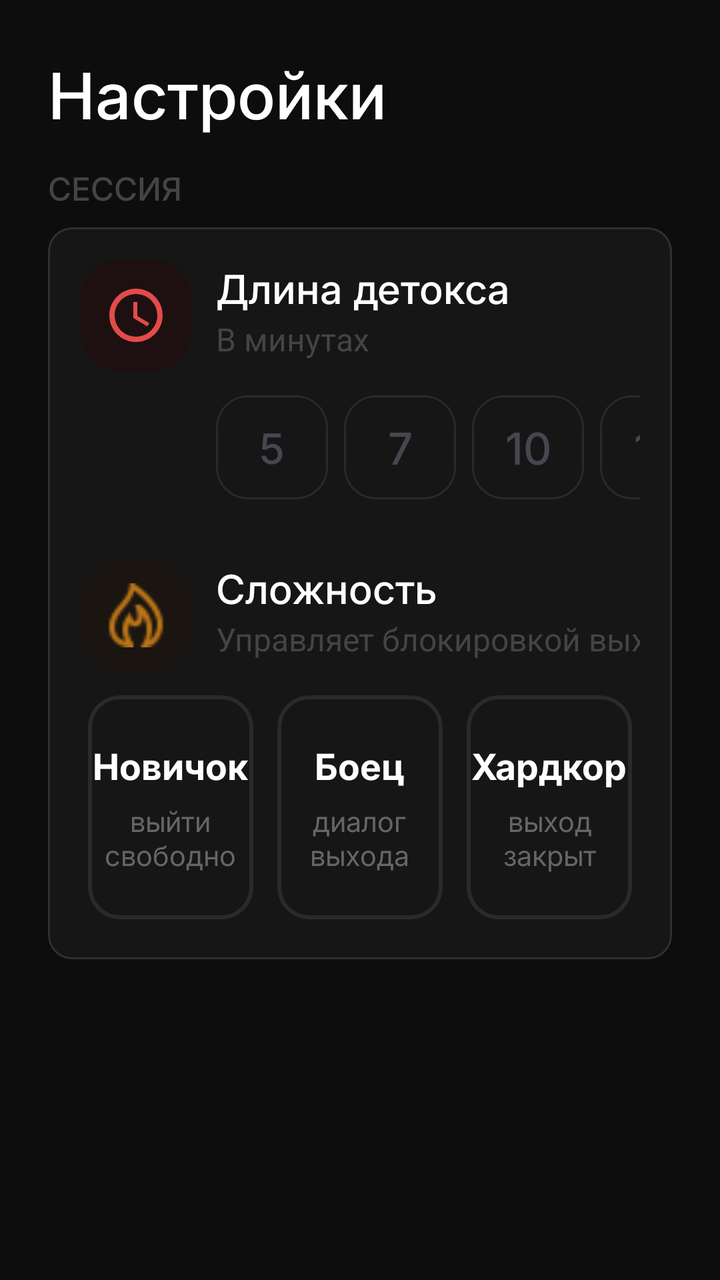
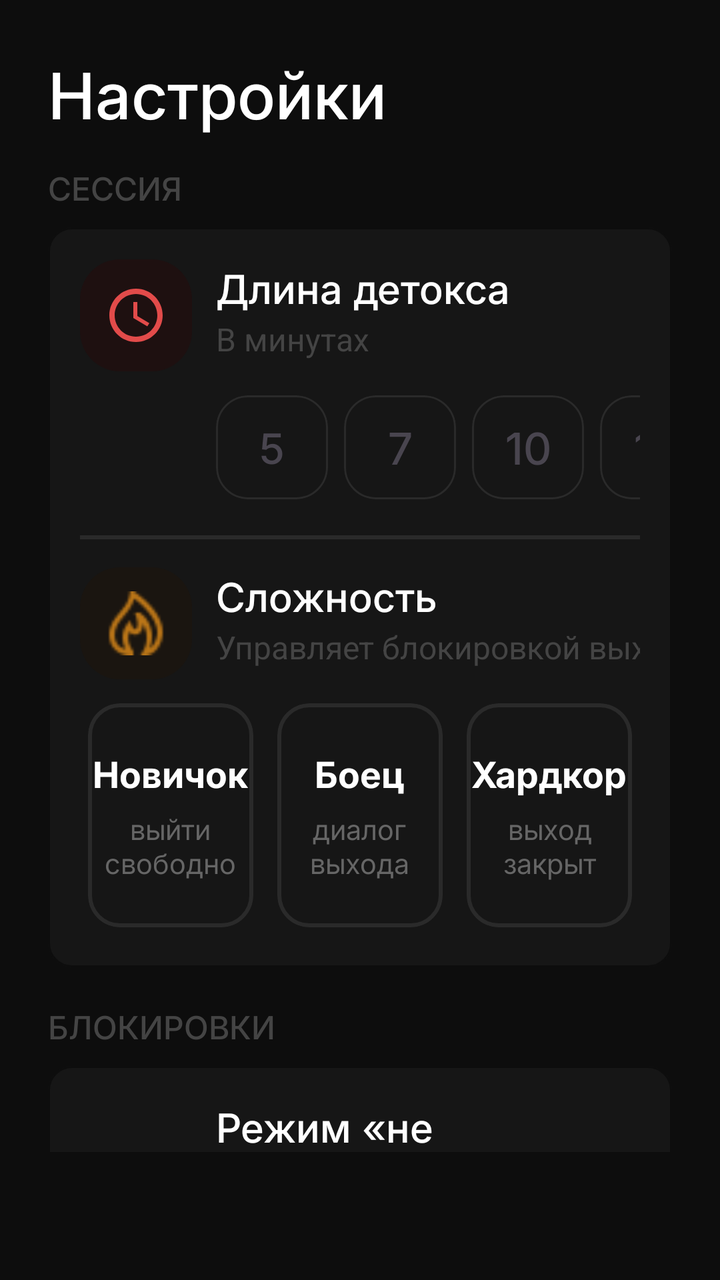

Before-and-after screenshots of an Android layout around one commit, followed by the original layout XML and the change that was made.
<!-- AndroidManifest.xml: application theme Theme.BoredomFocus -->
<!-- res/layout/fragment_settings.xml -->
<?xml version="1.0" encoding="utf-8"?>
<androidx.constraintlayout.widget.ConstraintLayout xmlns:android="http://schemas.android.com/apk/res/android"
    xmlns:tools="http://schemas.android.com/tools"
    android:layout_width="match_parent"
    android:layout_height="match_parent"
    xmlns:app="http://schemas.android.com/apk/res-auto"
    android:background="#0D0D0D"
    tools:context=".ui.SettingsFragment">

    <androidx.core.widget.NestedScrollView
        android:layout_width="0dp"
        android:layout_height="0dp"
        app:layout_constraintBottom_toTopOf="@id/SettingsBottomNavLine"
        app:layout_constraintEnd_toEndOf="parent"
        app:layout_constraintStart_toStartOf="parent"
        app:layout_constraintTop_toTopOf="parent"
        app:layout_constraintHorizontal_bias="0.5">

        <androidx.constraintlayout.widget.ConstraintLayout
            android:layout_width="match_parent"
            android:layout_height="wrap_content"
            android:padding="24dp">

            <TextView
                android:id="@+id/tvSettings"
                android:layout_width="wrap_content"
                android:layout_height="wrap_content"
                android:fontFamily="@font/inter_medium"
                android:text="Настройки"
                android:textColor="@color/white"
                android:textSize="32sp"
                app:layout_constraintStart_toStartOf="parent"
                app:layout_constraintTop_toTopOf="parent" />

            <TextView
                android:id="@+id/tvSettingsSessionWord"
                android:layout_width="wrap_content"
                android:layout_height="wrap_content"
                android:fontFamily="@font/inter_medium"
                android:text="сессия"
                android:textAllCaps="true"
                android:textColor="#444444"
                android:textSize="16sp"
                android:layout_marginTop="12dp"
                app:layout_constraintStart_toStartOf="parent"
                app:layout_constraintTop_toBottomOf="@+id/tvSettings" />

            <com.google.android.material.card.MaterialCardView
                android:id="@+id/cardSettingsSession"
                android:layout_width="match_parent"
                android:layout_height="wrap_content"
                android:layout_marginTop="8dp"
                android:backgroundTint="#161616"
                app:layout_constraintEnd_toEndOf="parent"
                app:layout_constraintHorizontal_bias="0.5"
                app:layout_constraintStart_toStartOf="parent"
                app:layout_constraintTop_toBottomOf="@+id/tvSettingsSessionWord"
                app:strokeColor="#303030">

                <androidx.constraintlayout.widget.ConstraintLayout
                    android:id="@+id/cardSettingsSessionContent"
                    android:layout_width="match_parent"
                    android:layout_height="match_parent"
                    android:padding="16dp">

                    <FrameLayout
                        android:id="@+id/flSettingsTimeIconContainer"
                        android:layout_width="56dp"
                        android:layout_height="56dp"
                        android:background="@drawable/bg_ic_notification_off"
                        app:layout_constraintStart_toStartOf="parent"
                        app:layout_constraintTop_toTopOf="parent">

                        <ImageView
                            android:id="@+id/ivSettingsTimeIcon"
                            android:layout_width="32dp"
                            android:layout_height="32dp"
                            android:layout_gravity="center"
                            android:src="@drawable/ic_time" />
                    </FrameLayout>

                    <TextView
                        android:id="@+id/tvSettingsTimeWord1"
                        android:layout_width="wrap_content"
                        android:layout_height="wrap_content"
                        android:layout_marginStart="12dp"
                        android:fontFamily="@font/inter_medium"
                        android:text="Длина детокса"
                        android:textColor="@color/white"
                        android:textSize="20sp"
                        app:layout_constraintStart_toEndOf="@+id/flSettingsTimeIconContainer"
                        app:layout_constraintTop_toTopOf="@+id/flSettingsTimeIconContainer" />

                    <TextView
                        android:id="@+id/tvSettingsTimeWord2"
                        android:layout_width="wrap_content"
                        android:layout_height="wrap_content"
                        android:text="В минутах"
                        android:textColor="#444444"
                        android:textSize="16sp"
                        android:layout_marginStart="12dp"
                        app:layout_constraintStart_toEndOf="@+id/flSettingsTimeIconContainer"
                        app:layout_constraintTop_toBottomOf="@+id/tvSettingsTimeWord1" />

                    <LinearLayout
                        android:id="@+id/llSettingsTimeButtons"
                        android:layout_width="0dp"
                        android:layout_height="wrap_content"
                        android:layout_marginStart="12dp"
                        android:layout_marginTop="8dp"
                        android:orientation="horizontal"
                        android:paddingVertical="4dp"
                        app:layout_constraintEnd_toEndOf="parent"
                        app:layout_constraintStart_toEndOf="@+id/flSettingsTimeIconContainer"
                        app:layout_constraintTop_toBottomOf="@+id/flSettingsTimeIconContainer">

                        <com.google.android.material.card.MaterialCardView
                            android:id="@+id/cardTimeFive"
                            style="@style/DurationChoiceStyle">

                            <TextView
                                android:layout_width="match_parent"
                                android:layout_height="match_parent"
                                android:fontFamily="@font/inter_medium"
                                android:gravity="center"
                                android:text="5"
                                android:textSize="21sp" />

                        </com.google.android.material.card.MaterialCardView>

                        <com.google.android.material.card.MaterialCardView
                            android:id="@+id/cardTimeSeven"
                            style="@style/DurationChoiceStyle">

                            <TextView
                                android:layout_width="match_parent"
                                android:layout_height="match_parent"
                                android:fontFamily="@font/inter_medium"
                                android:gravity="center"
                                android:text="7"
                                android:textSize="22sp" />

                        </com.google.android.material.card.MaterialCardView>

                        <com.google.android.material.card.MaterialCardView
                            android:id="@+id/cardTimeTen"
                            style="@style/DurationChoiceStyle">

                            <TextView
                                android:layout_width="match_parent"
                                android:layout_height="match_parent"
                                android:fontFamily="@font/inter_medium"
                                android:gravity="center"
                                android:text="10"
                                android:textSize="22sp" />

                        </com.google.android.material.card.MaterialCardView>

                        <com.google.android.material.card.MaterialCardView
                            android:id="@+id/cardTimeFifteen"
                            style="@style/DurationChoiceStyle">

                            <TextView
                                android:layout_width="match_parent"
                                android:layout_height="match_parent"
                                android:fontFamily="@font/inter_medium"
                                android:gravity="center"
                                android:text="15"
                                android:textSize="22sp" />

                        </com.google.android.material.card.MaterialCardView>

                    </LinearLayout>

                    <FrameLayout
                        android:id="@+id/flSettingsDifficultyIconContainer"
                        android:layout_width="56dp"
                        android:layout_height="56dp"
                        android:layout_marginTop="26dp"
                        android:background="@drawable/bg_icon_orange"
                        app:layout_constraintStart_toStartOf="parent"
                        app:layout_constraintTop_toBottomOf="@+id/llSettingsTimeButtons">

                        <ImageView
                            android:id="@+id/ivSettingsDifficultyIcon"
                            android:layout_width="32dp"
                            android:layout_height="32dp"
                            android:layout_gravity="center"
                            android:src="@drawable/ic_fire" />
                    </FrameLayout>

                    <TextView
                        android:id="@+id/tvSettingsDifficultyWord1"
                        android:layout_width="wrap_content"
                        android:layout_height="wrap_content"
                        android:fontFamily="@font/inter_medium"
                        android:text="Сложность"
                        android:textColor="@color/white"
                        android:textSize="20sp"
                        android:layout_marginStart="12dp"
                        app:layout_constraintStart_toEndOf="@+id/flSettingsDifficultyIconContainer"
                        app:layout_constraintTop_toTopOf="@+id/flSettingsDifficultyIconContainer" />

                    <TextView
                        android:id="@+id/tvSettingsDifficultyWord2"
                        android:layout_width="wrap_content"
                        android:layout_height="wrap_content"
                        android:text="Управляет блокировкой выхода"
                        android:textColor="#444444"
                        android:textSize="16sp"
                        android:layout_marginStart="12dp"
                        app:layout_constraintStart_toEndOf="@+id/flSettingsDifficultyIconContainer"
                        app:layout_constraintTop_toBottomOf="@+id/tvSettingsDifficultyWord1" />

                    <LinearLayout
                        android:id="@+id/llSettingsDifficultyButtons"
                        android:layout_width="0dp"
                        android:layout_height="wrap_content"
                        android:layout_marginTop="8dp"
                        android:orientation="horizontal"
                        android:paddingVertical="4dp"
                        android:paddingHorizontal="4dp"
                        app:layout_constraintEnd_toEndOf="parent"
                        app:layout_constraintStart_toStartOf="parent"
                        app:layout_constraintTop_toBottomOf="@+id/flSettingsDifficultyIconContainer">

                        <com.google.android.material.card.MaterialCardView
                            android:id="@+id/cardDifficultyBeginner"
                            android:layout_width="0dp"
                            android:layout_height="wrap_content"
                            android:layout_weight="1"
                            app:cardBackgroundColor="@android:color/transparent"
                            app:cardCornerRadius="16dp"
                            app:strokeColor="@color/card_unselected"
                            app:strokeWidth="2dp">

                            <LinearLayout
                                android:layout_width="match_parent"
                                android:layout_height="match_parent"
                                android:gravity="center"
                                android:paddingVertical="22dp"
                                android:orientation="vertical">

                                <TextView
                                    android:id="@+id/tvDifficultyBeginner"
                                    android:layout_width="wrap_content"
                                    android:layout_height="wrap_content"
                                    android:fontFamily="@font/inter_bold"
                                    android:text="Новичок"
                                    android:textColor="@color/white"
                                    android:textSize="18sp" />

                                <TextView
                                    android:id="@+id/tvDifficultyBeginner2"
                                    android:layout_width="wrap_content"
                                    android:layout_height="wrap_content"
                                    android:fontFamily="@font/inter_regular"
                                    android:gravity="center"
                                    android:layout_marginTop="4dp"
                                    android:text="выйти\nсвободно"
                                    android:textColor="#666666"
                                    android:textSize="14sp" />

                            </LinearLayout>

                        </com.google.android.material.card.MaterialCardView>

                        <com.google.android.material.card.MaterialCardView
                            android:id="@+id/cardDifficultyFighter"
                            android:layout_width="0dp"
                            android:layout_height="wrap_content"
                            android:layout_weight="1"
                            android:layout_marginStart="12dp"
                            android:layout_marginEnd="12dp"
                            app:cardBackgroundColor="@android:color/transparent"
                            app:cardCornerRadius="16dp"
                            app:strokeColor="@color/card_unselected"
                            app:strokeWidth="2dp">

                            <LinearLayout
                                android:layout_width="match_parent"
                                android:layout_height="match_parent"
                                android:gravity="center"
                                android:paddingVertical="22dp"
                                android:orientation="vertical">

                                <TextView
                                    android:id="@+id/tvDifficultyFighter"
                                    android:layout_width="wrap_content"
                                    android:layout_height="wrap_content"
                                    android:fontFamily="@font/inter_bold"
                                    android:text="Боец"
                                    android:textColor="@color/white"
                                    android:textSize="18sp" />

                                <TextView
                                    android:id="@+id/tvDifficultyFighter2"
                                    android:layout_width="wrap_content"
                                    android:layout_height="wrap_content"
                                    android:fontFamily="@font/inter_regular"
                                    android:gravity="center"
                                    android:layout_marginTop="4dp"
                                    android:text="диалог\nвыхода"
                                    android:textColor="#666666"
                                    android:textSize="14sp" />

                            </LinearLayout>

                        </com.google.android.material.card.MaterialCardView>

                        <com.google.android.material.card.MaterialCardView
                            android:id="@+id/cardDifficultyHardcore"
                            android:layout_width="0dp"
                            android:layout_height="wrap_content"
                            android:layout_weight="1"
                            app:cardBackgroundColor="@android:color/transparent"
                            app:cardCornerRadius="16dp"
                            app:strokeColor="@color/card_unselected"
                            app:strokeWidth="2dp">

                            <LinearLayout
                                android:layout_width="match_parent"
                                android:layout_height="match_parent"
                                android:gravity="center"
                                android:paddingVertical="22dp"
                                android:orientation="vertical">

                                <TextView
                                    android:id="@+id/tvDifficultyHardcore"
                                    android:layout_width="wrap_content"
                                    android:layout_height="wrap_content"
                                    android:fontFamily="@font/inter_bold"
                                    android:text="Хардкор"
                                    android:textColor="@color/white"
                                    android:textSize="18sp" />

                                <TextView
                                    android:id="@+id/tvDifficultyHardcore2"
                                    android:layout_width="wrap_content"
                                    android:layout_height="wrap_content"
                                    android:fontFamily="@font/inter_regular"
                                    android:gravity="center"
                                    android:layout_marginTop="4dp"
                                    android:text="выход\nзакрыт"
                                    android:textColor="#666666"
                                    android:textSize="14sp" />

                            </LinearLayout>

                        </com.google.android.material.card.MaterialCardView>

                    </LinearLayout>



                </androidx.constraintlayout.widget.ConstraintLayout>

            </com.google.android.material.card.MaterialCardView>

        </androidx.constraintlayout.widget.ConstraintLayout>

    </androidx.core.widget.NestedScrollView>

    <androidx.constraintlayout.widget.Guideline
        android:id="@+id/SettingsBottomNavLine"
        android:layout_width="match_parent"
        android:layout_height="match_parent"
        android:orientation="horizontal"
        app:layout_constraintGuide_percent="0.90" />

</androidx.constraintlayout.widget.ConstraintLayout>
<!-- resources referenced by this layout -->
<resources>
  <color name="card_unselected">#2A2A2A</color>
  <color name="white">#FFFFFFFF</color>
  <!-- drawable bg_ic_notification_off (drawable) -->
  <?xml version="1.0" encoding="utf-8"?>
  <shape xmlns:android="http://schemas.android.com/apk/res/android">
      <solid android:color="#1E1010"/>
      <corners android:radius="20dp"/>
  </shape>
  <!-- drawable bg_icon_orange (drawable) -->
  <?xml version="1.0" encoding="utf-8"?>
  <shape xmlns:android="http://schemas.android.com/apk/res/android">
      <solid android:color="#1A1510"/>
      <corners android:radius="20dp"/>
  </shape>
  <!-- drawable ic_fire: png bitmap (drawable, 853 bytes) -->
  <!-- drawable ic_time (drawable) -->
  <vector xmlns:android="http://schemas.android.com/apk/res/android" android:height="24dp" android:tint="#E24B4A" android:viewportHeight="24" android:viewportWidth="24" android:width="24dp">
        
      <path android:fillColor="@android:color/white" android:pathData="M11.99,2C6.47,2 2,6.48 2,12s4.47,10 9.99,10C17.52,22 22,17.52 22,12S17.52,2 11.99,2zM12,20c-4.42,0 -8,-3.58 -8,-8s3.58,-8 8,-8 8,3.58 8,8 -3.58,8 -8,8z"/>
        
      <path android:fillColor="@android:color/white" android:pathData="M12.5,7H11v6l5.25,3.15 0.75,-1.23 -4.5,-2.67z"/>
      
  </vector>
  <style name="DurationChoiceStyle">
          
          <item name="android:layout_width">56dp</item>
          <item name="android:layout_height">52dp</item>
          <item name="android:layout_marginEnd">8dp</item>
          
          <item name="cardCornerRadius">16dp</item>
          <item name="cardBackgroundColor">@android:color/transparent</item>
  
          <item name="strokeWidth">1dp</item>
          <item name="strokeColor">#2A2A2A</item>
          
      </style>
  <style name="Theme.BoredomFocus" parent="Base.Theme.BoredomFocus" />
  <style name="Base.Theme.BoredomFocus" parent="Theme.Material3.DayNight.NoActionBar">
          
          
      </style>
</resources>

<!-- the commit's change to res/layout/fragment_settings.xml (unified diff, before → after) -->
@@ -55,7 +55,7 @@
                 app:layout_constraintHorizontal_bias="0.5"
                 app:layout_constraintStart_toStartOf="parent"
                 app:layout_constraintTop_toBottomOf="@+id/tvSettingsSessionWord"
-                app:strokeColor="#303030">
+                app:strokeColor="#0D0D0D">
 
                 <androidx.constraintlayout.widget.ConstraintLayout
                     android:id="@+id/cardSettingsSessionContent"
@@ -172,14 +172,23 @@
 
                     </LinearLayout>
 
+                    <View
+                        android:id="@+id/viewSessionLine"
+                        android:layout_width="match_parent"
+                        android:layout_height="2dp"
+                        android:background="#2A2A2A"
+                        android:layout_marginTop="14dp"
+                        app:layout_constraintTop_toBottomOf="@+id/llSettingsTimeButtons"
+                        tools:layout_editor_absoluteX="16dp" />
+
                     <FrameLayout
                         android:id="@+id/flSettingsDifficultyIconContainer"
                         android:layout_width="56dp"
                         android:layout_height="56dp"
-                        android:layout_marginTop="26dp"
+                        android:layout_marginTop="14dp"
                         android:background="@drawable/bg_icon_orange"
                         app:layout_constraintStart_toStartOf="parent"
-                        app:layout_constraintTop_toBottomOf="@+id/llSettingsTimeButtons">
+                        app:layout_constraintTop_toBottomOf="@+id/viewSessionLine">
 
                         <ImageView
                             android:id="@+id/ivSettingsDifficultyIcon"
@@ -357,6 +366,154 @@
 
             </com.google.android.material.card.MaterialCardView>
 
+            <TextView
+                android:id="@+id/tvSettingsBlockageWord"
+                android:layout_width="wrap_content"
+                android:layout_height="wrap_content"
+                android:fontFamily="@font/inter_medium"
+                android:text="блокировки"
+                android:textAllCaps="true"
+                android:textColor="#444444"
+                android:textSize="16sp"
+                android:layout_marginTop="18dp"
+                app:layout_constraintStart_toStartOf="parent"
+                app:layout_constraintTop_toBottomOf="@+id/cardSettingsSession" />
+
+            <com.google.android.material.card.MaterialCardView
+                android:id="@+id/cardSettingsBlockage"
+                android:layout_width="match_parent"
+                android:layout_height="wrap_content"
+                android:backgroundTint="#161616"
+                android:layout_marginTop="8dp"
+                app:layout_constraintEnd_toEndOf="parent"
+                app:layout_constraintHorizontal_bias="0.5"
+                app:layout_constraintStart_toStartOf="parent"
+                app:layout_constraintTop_toBottomOf="@+id/tvSettingsBlockageWord"
+                app:strokeColor="#0D0D0D">
+
+                <androidx.constraintlayout.widget.ConstraintLayout
+                    android:id="@+id/cardSettingsBlockageContent"
+                    android:layout_width="match_parent"
+                    android:layout_height="match_parent"
+                    android:padding="16dp">
+
+                    <FrameLayout
+                        android:id="@+id/flSettingsDndIconContainer"
+                        android:layout_width="56dp"
+                        android:layout_height="56dp"
+                        android:background="@drawable/bg_ic_notification_off"
+                        app:layout_constraintBottom_toBottomOf="@+id/tvSettingsDndWord2"
+                        app:layout_constraintStart_toStartOf="parent"
+                        app:layout_constraintTop_toTopOf="@+id/tvSettingsDndWord1">
+
+                        <ImageView
+                            android:id="@+id/ivSettingsDndIcon"
+                            android:layout_width="32dp"
+                            android:layout_height="32dp"
+                            android:layout_gravity="center"
+                            android:src="@drawable/ic_notification_off" />
+                    </FrameLayout>
+
+                    <TextView
+                        android:id="@+id/tvSettingsDndWord1"
+                        android:layout_width="0dp"
+                        android:layout_height="wrap_content"
+                        android:layout_marginStart="12dp"
+                        android:fontFamily="@font/inter_medium"
+                        android:text="Режим «не беспокоить»"
+                        android:textColor="@color/white"
+                        android:textSize="20sp"
+                        app:layout_constraintEnd_toStartOf="@+id/switchDnd"
+                        app:layout_constraintStart_toEndOf="@+id/flSettingsDndIconContainer"
+                        app:layout_constraintTop_toTopOf="parent" />
+
+                    <TextView
+                        android:id="@+id/tvSettingsDndWord2"
+                        android:layout_width="0dp"
+                        android:layout_height="wrap_content"
+                        android:layout_marginStart="12dp"
+                        android:text="Блокирует уведомления во время сессии"
+                        android:textColor="#444444"
+                        android:textSize="16sp"
+                        app:layout_constraintStart_toEndOf="@+id/flSettingsDndIconContainer"
+                        app:layout_constraintTop_toBottomOf="@+id/tvSettingsDndWord1" 
+                        app:layout_constraintEnd_toStartOf="@id/switchDnd"/>
+
+                    <com.example.boredomfocus.utils.CustomToggleSwitch
+                        android:id="@+id/switchDnd"
+                        android:layout_width="64dp"
+                        android:layout_height="36dp"
+                        app:layout_constraintBottom_toBottomOf="@+id/tvSettingsDndWord2"
+                        app:layout_constraintEnd_toEndOf="parent"
+                        app:layout_constraintTop_toTopOf="@+id/tvSettingsDndWord1"
+                        app:switchChecked="false" />
+
+                    <View
+                        android:id="@+id/viewBlockageLine"
+                        android:layout_width="match_parent"
+                        android:layout_height="2dp"
+                        android:background="#2A2A2A"
+                        android:layout_marginTop="12dp"
+                        app:layout_constraintTop_toBottomOf="@+id/tvSettingsDndWord2"
+                        tools:layout_editor_absoluteX="16dp" />
+
+                    <FrameLayout
+                        android:id="@+id/flSettingsLockIconContainer"
+                        android:layout_width="56dp"
+                        android:layout_height="56dp"
+                        android:layout_marginTop="13dp"
+                        android:background="@drawable/bg_ic_lock"
+                        app:layout_constraintBottom_toBottomOf="@+id/tvSettingsLockWord2"
+                        app:layout_constraintStart_toStartOf="parent"
+                        app:layout_constraintTop_toTopOf="@+id/tvSettingsLockWord1">
+
+                        <ImageView
+                            android:id="@+id/ivSettingsLockIcon"
+                            android:layout_width="32dp"
+                            android:layout_height="32dp"
+                            android:layout_gravity="center"
+                            android:src="@drawable/ic_lock" />
+                    </FrameLayout>
+
+                    <TextView
+                        android:id="@+id/tvSettingsLockWord1"
+                        android:layout_width="0dp"
+                        android:layout_height="wrap_content"
+                        android:layout_marginStart="12dp"
+                        android:layout_marginTop="12dp"
+                        android:fontFamily="@font/inter_medium"
+                        android:text="Блок кнопки «назад»"
+                        android:textColor="@color/white"
+                        android:textSize="20sp"
+                        app:layout_constraintEnd_toStartOf="@+id/switchDnd"
+                        app:layout_constraintStart_toEndOf="@+id/flSettingsLockIconContainer"
+                        app:layout_constraintTop_toBottomOf="@+id/viewBlockageLine" />
+
+                    <TextView
+                        android:id="@+id/tvSettingsLockWord2"
+                        android:layout_width="0dp"
+                        android:layout_height="wrap_content"
+                        android:text="Недоступно в режиме «Новичок»"
+                        android:textColor="#444444"
+                        android:textSize="16sp"
+                        android:layout_marginStart="12dp"
+                        app:layout_constraintEnd_toStartOf="@id/switchDnd"
+                        app:layout_constraintStart_toEndOf="@+id/flSettingsLockIconContainer"
+                        app:layout_constraintTop_toBottomOf="@+id/tvSettingsLockWord1" />
+
+                    <com.example.boredomfocus.utils.CustomToggleSwitch
+                        android:id="@+id/switchLock"
+                        android:layout_width="64dp"
+                        android:layout_height="36dp"
+                        app:layout_constraintBottom_toBottomOf="@+id/tvSettingsLockWord2"
+                        app:layout_constraintEnd_toEndOf="parent"
+                        app:layout_constraintTop_toTopOf="@+id/tvSettingsLockWord1"
+                        app:switchChecked="false" />
+
+                </androidx.constraintlayout.widget.ConstraintLayout>
+
+            </com.google.android.material.card.MaterialCardView>
+
         </androidx.constraintlayout.widget.ConstraintLayout>
 
     </androidx.core.widget.NestedScrollView>
<!-- resource entries referenced after the edit -->
@@ -2,6 +2,13 @@
 <resources>
   <color name="card_unselected">#2A2A2A</color>
   <color name="white">#FFFFFFFF</color>
+  <!-- drawable bg_ic_lock (drawable) -->
+  <?xml version="1.0" encoding="utf-8"?>
+  <shape xmlns:android="http://schemas.android.com/apk/res/android">
+      <solid android:color="#161616"/>
+      <corners android:radius="20dp"/>
+      <stroke android:width="1dp" android:color="#444444"/>
+  </shape>
   <!-- drawable bg_ic_notification_off (drawable) -->
   <?xml version="1.0" encoding="utf-8"?>
   <shape xmlns:android="http://schemas.android.com/apk/res/android">
@@ -15,6 +22,13 @@
       <corners android:radius="20dp"/>
   </shape>
   <!-- drawable ic_fire: png bitmap (drawable, 853 bytes) -->
+  <!-- drawable ic_lock (drawable) -->
+  <vector xmlns:android="http://schemas.android.com/apk/res/android" android:height="24dp" android:tint="#444444" android:viewportHeight="960" android:viewportWidth="960" android:width="24dp">
+        
+      <path android:fillColor="@android:color/white" android:pathData="M240,880Q207,880 183.5,856.5Q160,833 160,800L160,400Q160,367 183.5,343.5Q207,320 240,320L280,320L280,240Q280,157 338.5,98.5Q397,40 480,40Q563,40 621.5,98.5Q680,157 680,240L680,320L720,320Q753,320 776.5,343.5Q800,367 800,400L800,800Q800,833 776.5,856.5Q753,880 720,880L240,880ZM240,800L720,800Q720,800 720,800Q720,800 720,800L720,400Q720,400 720,400Q720,400 720,400L240,400Q240,400 240,400Q240,400 240,400L240,800Q240,800 240,800Q240,800 240,800ZM536.5,656.5Q560,633 560,600Q560,567 536.5,543.5Q513,520 480,520Q447,520 423.5,543.5Q400,567 400,600Q400,633 423.5,656.5Q447,680 480,680Q513,680 536.5,656.5ZM360,320L600,320L600,240Q600,190 565,155Q530,120 480,120Q430,120 395,155Q360,190 360,240L360,320ZM240,800Q240,800 240,800Q240,800 240,800L240,400Q240,400 240,400Q240,400 240,400L240,400Q240,400 240,400Q240,400 240,400L240,800Q240,800 240,800Q240,800 240,800Z"/>
+      
+  </vector>
+  <!-- drawable ic_notification_off: png bitmap (drawable, 568 bytes) -->
   <!-- drawable ic_time (drawable) -->
   <vector xmlns:android="http://schemas.android.com/apk/res/android" android:height="24dp" android:tint="#E24B4A" android:viewportHeight="24" android:viewportWidth="24" android:width="24dp">
         
